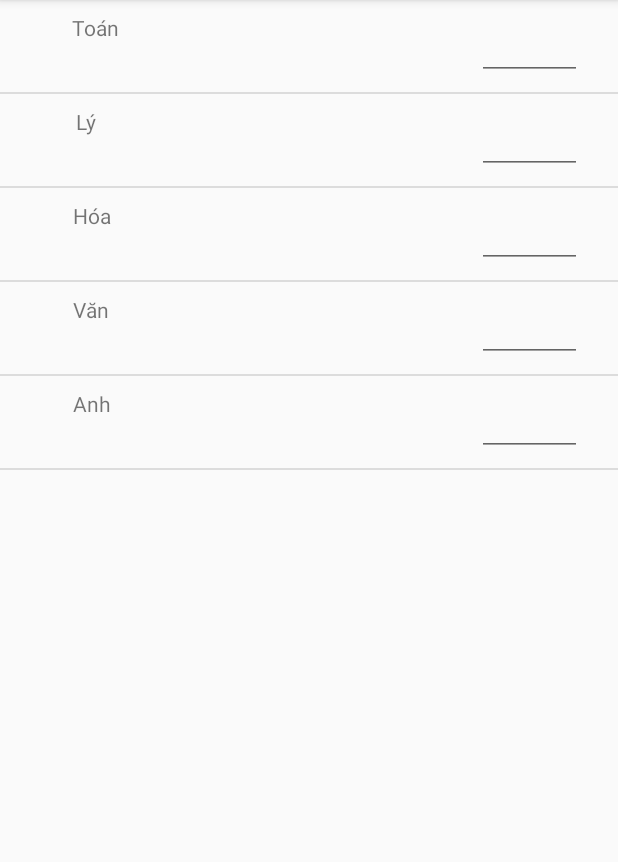
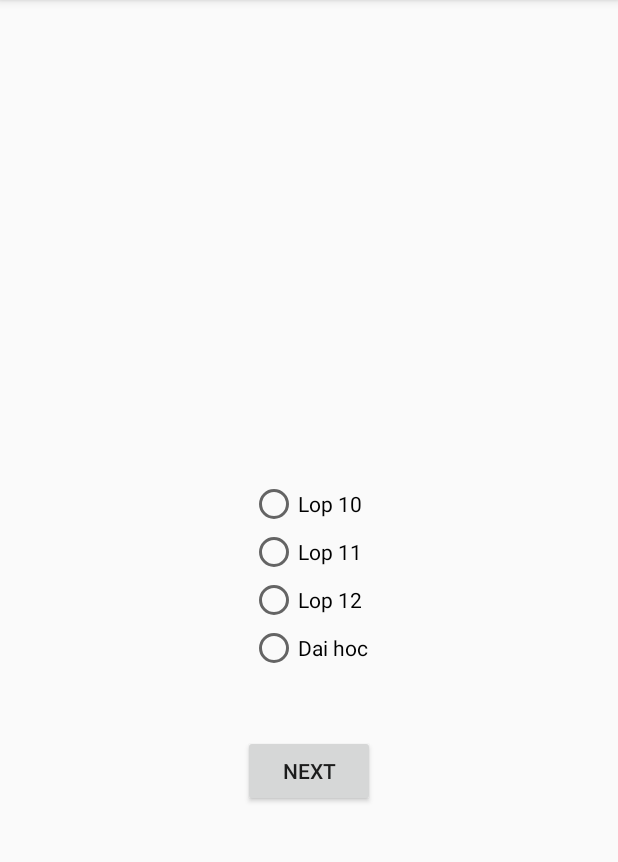
Before and after one commit to ttpthuy/android-personal, an Android app: the intro screen opened directly, with no data from a screen before it, after a tap on "TAKE A TEST", on a phone screen of 412 x 824 dp, the part 84-946 px from its top. Run offline under Robolectric (Android 15) with nearby library versions, the phone set to English and light mode, and no system bars.

Commit message:
score- send data

```diff
--- a/app/build.gradle
+++ b/app/build.gradle
@@ -29,6 +29,8 @@ dependencies {
     compile group: 'com.squareup.okhttp3', name: 'okhttp', version: '3.9.0'
     // https://mvnrepository.com/artifact/com.fasterxml.jackson.core/jackson-databind
     compile group: 'com.fasterxml.jackson.core', name: 'jackson-databind', version: '2.9.7'
+    implementation 'com.android.volley:volley:1.1.1'
+    implementation 'com.google.code.gson:gson:2.8.5'
 
 
 }
--- a/app/src/main/AndroidManifest.xml
+++ b/app/src/main/AndroidManifest.xml
@@ -24,7 +24,9 @@
         </activity>
         <activity android:name=".MainActivity">
         </activity>
-        <activity android:name=".check_score">
+        <activity android:name=".CheckScoreHandle">
+        </activity>
+        <activity android:name=".ScoreTable">
         </activity>
     </application>
 
--- /dev/null
+++ b/app/src/main/java/com/example/thuytran/listviewtutorial/ScoreTable.java
@@ -0,0 +1,27 @@
+package com.example.thuytran.listviewtutorial;
+
+import android.content.Intent;
+import android.support.v7.app.AppCompatActivity;
+import android.os.Bundle;
+import android.util.Log;
+import android.view.View;
+import android.widget.RadioButton;
+import android.widget.RadioGroup;
+
+public class ScoreTable extends AppCompatActivity {
+    RadioGroup radioGroup ;
+    @Override
+    protected void onCreate(Bundle savedInstanceState) {
+        super.onCreate(savedInstanceState);
+        radioGroup = (RadioGroup) findViewById(R.id.radioGr);
+        setContentView(R.layout.activity_score_table);
+    }
+    public void onRadioButtonClicked(View view){
+        Log.i("radioClcik", view.getId() +"");
+    }
+    public void nextToScore(View view, int i  ){
+        Intent intent = new Intent(this, CheckScoreHandle.class);
+        intent.putExtra("level", view.getId() );
+        startActivity(intent);
+    }
+}
--- a/app/src/main/java/com/example/thuytran/listviewtutorial/check_score.java
+++ /dev/null
@@ -1,38 +0,0 @@
-package com.example.thuytran.listviewtutorial;
-
-import android.support.v7.app.AppCompatActivity;
-import android.os.Bundle;
-import android.util.Log;
-import android.widget.ArrayAdapter;
-import android.widget.ListView;
-
-import java.util.ArrayList;
-import java.util.List;
-
-public class  check_score extends AppCompatActivity {
-
-    ListView listViewScore;
-
-    @Override
-    protected void onCreate(Bundle savedInstanceState) {
-        super.onCreate(savedInstanceState);
-        setContentView(R.layout.activity_check_score);
-        listViewScore = (ListView) findViewById(R.id.scoreLV);
-        List<String> subjects = new ArrayList<>();
-        subjects.add("Toán");
-        subjects.add("Lý");
-        subjects.add("Hóa");
-        subjects.add("Văn");
-        subjects.add("Anh");
-        Log.i("checkScore", "checkScore");
-        Log.i("listSub", subjects + "");
-        ArrayAdapter<String> arrayAdapter = new ArrayAdapter<String>(this, R.layout.score_row, R.id.textSubject, subjects);
-
-//        listViewScore.setAdapter(scoreAdapter);
-        listViewScore.setAdapter(arrayAdapter);
-    }
-    public void getData(){
-
-
-    }
-}
--- a/app/src/main/java/com/example/thuytran/listviewtutorial/intro.java
+++ b/app/src/main/java/com/example/thuytran/listviewtutorial/intro.java
@@ -1,6 +1,5 @@
 package com.example.thuytran.listviewtutorial;
 
-import android.content.Context;
 import android.content.Intent;
 import android.support.v7.app.AppCompatActivity;
 import android.os.Bundle;
@@ -27,7 +26,7 @@ public class intro extends AppCompatActivity {
 
     }
     private void setBtnTakeATest (){
-        Intent intent = new Intent(this, check_score.class);
+        Intent intent = new Intent(this, ScoreTable.class);
         startActivity(intent);
     }
 }
--- /dev/null
+++ b/app/src/main/res/layout/activity_score_table.xml
@@ -0,0 +1,59 @@
+<?xml version="1.0" encoding="utf-8"?>
+<android.support.constraint.ConstraintLayout
+        xmlns:android="http://schemas.android.com/apk/res/android"
+        xmlns:tools="http://schemas.android.com/tools"
+        xmlns:app="http://schemas.android.com/apk/res-auto"
+        android:layout_width="match_parent"
+        android:layout_height="match_parent"
+        tools:context=".ScoreTable">
+    <RadioGroup
+            android:layout_width="wrap_content"
+            android:layout_height="wrap_content"
+            android:id="@+id/radioGr"
+            app:layout_constraintStart_toStartOf="parent" android:layout_marginStart="8dp"
+            app:layout_constraintEnd_toEndOf="parent" android:layout_marginEnd="8dp"
+            app:layout_constraintTop_toTopOf="parent" android:layout_marginTop="8dp"
+            app:layout_constraintBottom_toBottomOf="parent" android:layout_marginBottom="8dp">
+
+        <RadioButton
+                android:layout_width="wrap_content"
+                android:layout_height="wrap_content"
+                android:text="Lop 10"
+                android:onClick="onRadioButtonClicked"
+                android:id="@+id/lop10"
+        />
+        <RadioButton
+                android:layout_width="wrap_content"
+                android:layout_height="wrap_content"
+                android:text="Lop 11"
+                android:onClick="onRadioButtonClicked"
+                android:id="@+id/lop11"
+        />
+        <RadioButton
+                android:layout_width="wrap_content"
+                android:layout_height="wrap_content"
+                android:text="Lop 12"
+                android:onClick="onRadioButtonClicked"
+                android:id="@+id/lop12"
+        />
+        <RadioButton
+                android:layout_width="wrap_content"
+                android:layout_height="wrap_content"
+                android:text="Dai hoc"
+                android:onClick="onRadioButtonClicked"
+                android:id="@+id/daihoc"
+        />
+    </RadioGroup>
+    <Button
+            android:layout_width="wrap_content"
+            android:layout_height="wrap_content"
+            android:id="@+id/btnNextScore"
+            android:text="Next"
+            android:onClick="nextToScore"
+            android:layout_marginTop="28dp"
+            app:layout_constraintTop_toBottomOf="@+id/radioGr" app:layout_constraintEnd_toEndOf="parent"
+            android:layout_marginEnd="8dp" app:layout_constraintStart_toStartOf="parent"
+            android:layout_marginStart="8dp" app:layout_constraintBottom_toBottomOf="parent"
+            android:layout_marginBottom="8dp" app:layout_constraintVertical_bias="0.059"/>
+
+</android.support.constraint.ConstraintLayout>
```
Also changed, not shown: app/src/main/java/com/example/thuytran/listviewtutorial/CheckScoreHandle.java (added, +115 -0 lines), app/src/main/java/com/example/thuytran/listviewtutorial/PostToServer.java (added, +43 -0 lines), app/src/main/res/layout/activity_check_score.xml (+15 -4 lines).
